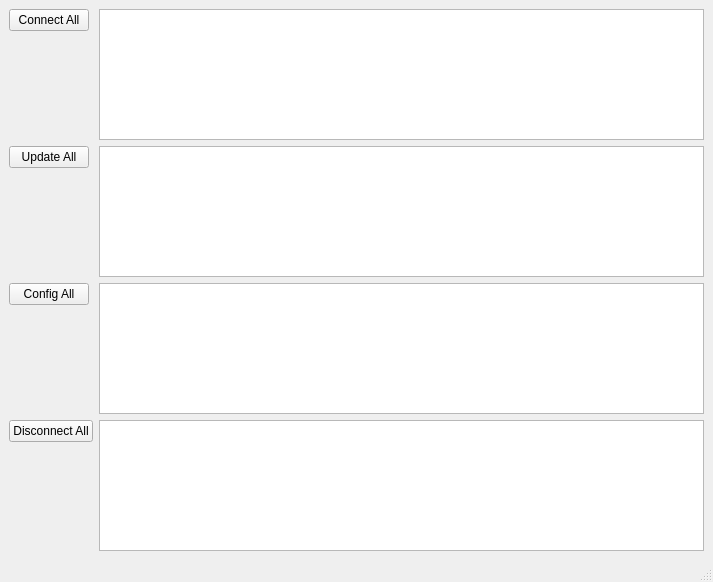
First picture: the form in mainwindow.ui, repository tiedown-maamir/vesc_tool, before the edit.
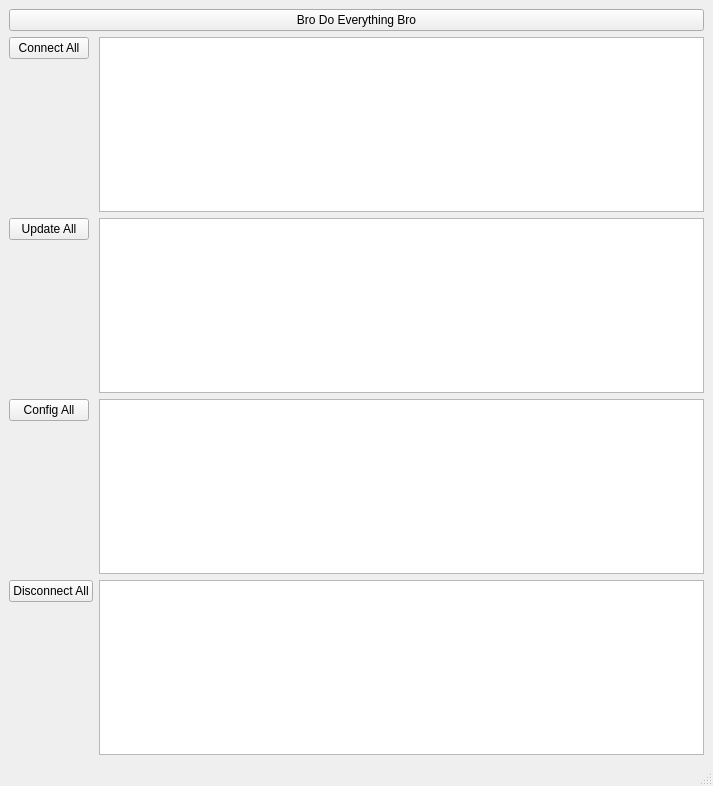
Second picture: the form after the edit.

```diff
--- a/mainwindow.ui
+++ b/mainwindow.ui
@@ -7,7 +7,7 @@
     <x>0</x>
     <y>0</y>
     <width>713</width>
-    <height>582</height>
+    <height>786</height>
    </rect>
   </property>
   <property name="windowTitle">
@@ -15,46 +15,53 @@
   </property>
   <widget class="QWidget" name="centralwidget">
    <layout class="QFormLayout" name="formLayout_2">
-    <item row="1" column="1">
+    <item row="3" column="1">
      <widget class="QPlainTextEdit" name="updateLog"/>
     </item>
-    <item row="1" column="0">
+    <item row="3" column="0">
      <widget class="QPushButton" name="updateAllButton">
       <property name="text">
        <string>Update All</string>
       </property>
      </widget>
     </item>
-    <item row="0" column="0">
+    <item row="2" column="0">
      <widget class="QPushButton" name="connectAllButton">
       <property name="text">
        <string>Connect All</string>
       </property>
      </widget>
     </item>
-    <item row="3" column="0">
+    <item row="5" column="0">
      <widget class="QPushButton" name="disconnectAllButton">
       <property name="text">
        <string>Disconnect All</string>
       </property>
      </widget>
     </item>
-    <item row="0" column="1">
+    <item row="2" column="1">
      <widget class="QPlainTextEdit" name="connectLog"/>
     </item>
-    <item row="3" column="1">
+    <item row="5" column="1">
      <widget class="QPlainTextEdit" name="disconnectLog"/>
     </item>
-    <item row="2" column="1">
+    <item row="4" column="1">
      <widget class="QPlainTextEdit" name="configLog"/>
     </item>
-    <item row="2" column="0">
+    <item row="4" column="0">
      <widget class="QPushButton" name="configAllButton">
       <property name="text">
        <string>Config All</string>
       </property>
      </widget>
     </item>
+    <item row="1" column="0" colspan="2">
+     <widget class="QPushButton" name="allButton">
+      <property name="text">
+       <string>Bro Do Everything Bro</string>
+      </property>
+     </widget>
+    </item>
    </layout>
   </widget>
   <widget class="QMenuBar" name="menubar">
```
